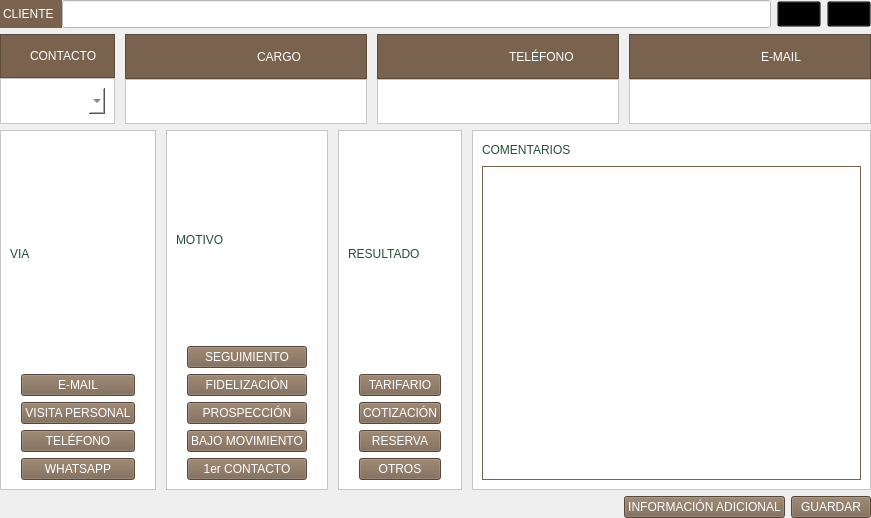
Qt form page_2.ui (altitude-solutions/Camino_Real_Desktop) before a commit.
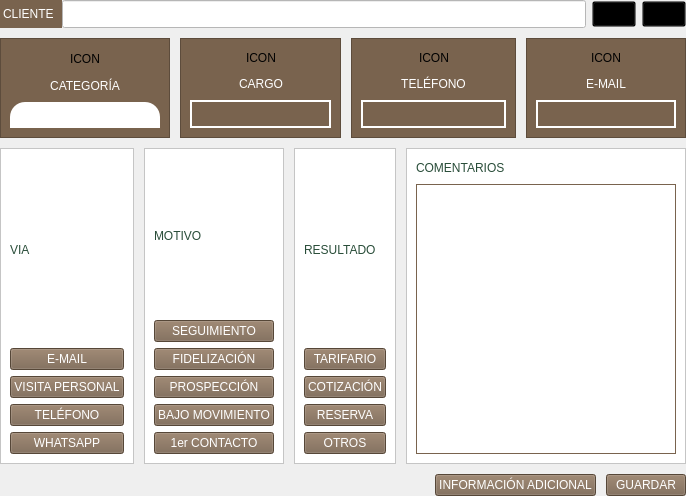
The same form after that commit.

What changed in the file:
```diff
--- a/page_2.ui
+++ b/page_2.ui
@@ -6,8 +6,8 @@
    <rect>
     <x>0</x>
     <y>0</y>
-    <width>871</width>
-    <height>518</height>
+    <width>686</width>
+    <height>496</height>
    </rect>
   </property>
   <property name="windowTitle">
@@ -16,9 +16,9 @@
   <property name="styleSheet">
    <string notr="true"/>
   </property>
-  <layout class="QVBoxLayout" name="verticalLayout">
+  <layout class="QVBoxLayout" name="verticalLayout_6">
    <property name="spacing">
-    <number>6</number>
+    <number>10</number>
    </property>
    <property name="leftMargin">
     <number>0</number>
@@ -104,314 +104,507 @@
     </layout>
    </item>
    <item>
-    <layout class="QHBoxLayout" name="horizontalLayout_15">
+    <layout class="QHBoxLayout" name="horizontalLayout_7">
      <property name="spacing">
       <number>10</number>
      </property>
      <item>
-      <layout class="QVBoxLayout" name="verticalLayout_6">
-       <property name="spacing">
-        <number>0</number>
+      <widget class="QFrame" name="frame_7">
+       <property name="styleSheet">
+        <string notr="true">background-color:#79634E;</string>
        </property>
-       <item>
-        <widget class="QFrame" name="frame_7">
-         <property name="styleSheet">
-          <string notr="true">background-color:#79634E;
-color:white;</string>
-         </property>
-         <property name="frameShape">
-          <enum>QFrame::StyledPanel</enum>
-         </property>
-         <property name="frameShadow">
-          <enum>QFrame::Raised</enum>
-         </property>
-         <layout class="QHBoxLayout" name="horizontalLayout_19">
-          <property name="spacing">
-           <number>5</number>
-          </property>
+       <property name="frameShape">
+        <enum>QFrame::StyledPanel</enum>
+       </property>
+       <property name="frameShadow">
+        <enum>QFrame::Raised</enum>
+       </property>
+       <layout class="QVBoxLayout" name="verticalLayout_11">
+        <item>
+         <layout class="QHBoxLayout" name="horizontalLayout_8">
+          <item>
+           <spacer name="horizontalSpacer_15">
+            <property name="orientation">
+             <enum>Qt::Horizontal</enum>
+            </property>
+            <property name="sizeHint" stdset="0">
+             <size>
+              <width>40</width>
+              <height>20</height>
+             </size>
+            </property>
+           </spacer>
+          </item>
           <item>
            <widget class="QLabel" name="icon_contacto">
-            <property name="styleSheet">
-             <string notr="true"/>
-            </property>
             <property name="text">
-             <string/>
+             <string>ICON</string>
             </property>
            </widget>
           </item>
           <item>
-           <widget class="QLabel" name="iconcontacto_2">
+           <spacer name="horizontalSpacer_16">
+            <property name="orientation">
+             <enum>Qt::Horizontal</enum>
+            </property>
+            <property name="sizeHint" stdset="0">
+             <size>
+              <width>40</width>
+              <height>20</height>
+             </size>
+            </property>
+           </spacer>
+          </item>
+         </layout>
+        </item>
+        <item>
+         <layout class="QHBoxLayout" name="horizontalLayout_9">
+          <item>
+           <spacer name="horizontalSpacer_17">
+            <property name="orientation">
+             <enum>Qt::Horizontal</enum>
+            </property>
+            <property name="sizeHint" stdset="0">
+             <size>
+              <width>40</width>
+              <height>20</height>
+             </size>
+            </property>
+           </spacer>
+          </item>
+          <item>
+           <widget class="QLabel" name="label_11">
             <property name="styleSheet">
              <string notr="true">font: 12pt &quot;MS Shell Dlg 2&quot;;
-color:white;
-padding:5px;</string>
+color:white;</string>
             </property>
             <property name="text">
-             <string>CONTACTO</string>
+             <string>CATEGORÍA</string>
             </property>
+            <property name="alignment">
+             <set>Qt::AlignCenter</set>
+            </property>
            </widget>
           </item>
-         </layout>
-        </widget>
-       </item>
-       <item>
-        <widget class="QFrame" name="frame_4">
-         <property name="styleSheet">
-          <string notr="true">background-color:white;</string>
-         </property>
-         <property name="frameShape">
-          <enum>QFrame::StyledPanel</enum>
-         </property>
-         <property name="frameShadow">
-          <enum>QFrame::Raised</enum>
-         </property>
-         <layout class="QHBoxLayout" name="horizontalLayout_16">
           <item>
-           <widget class="QComboBox" name="contacto_drop">
-            <property name="styleSheet">
-             <string notr="true">font: 12pt &quot;MS Shell Dlg 2&quot;;
-padding: 5px;
-border:0px  solid #79634E;
-color: #294D39;
+           <spacer name="horizontalSpacer_18">
+            <property name="orientation">
+             <enum>Qt::Horizontal</enum>
+            </property>
+            <property name="sizeHint" stdset="0">
+             <size>
+              <width>40</width>
+              <height>20</height>
+             </size>
+            </property>
+           </spacer>
+          </item>
+         </layout>
+        </item>
+        <item>
+         <widget class="QComboBox" name="contacto_drop">
+          <property name="styleSheet">
+           <string notr="true">QComboBox::hover {
+	background-color:white;
+	border-top-left-radius:15px;
+	border-top-right-radius:15px;
+	color: #294D39;
+	font: 12pt &quot;MS Shell Dlg 2&quot;;
+	padding:5px;	
+	min-height:1.8em;
+}
+
+QComboBox::focus {
+	background-color:white;
+	border-top-left-radius:15px;
+	border-top-right-radius:15px;
+	color: #294D39;
+	font: 12pt &quot;MS Shell Dlg 2&quot;;
+	padding:5px;	
+	min-height:1.8em;
+}
+
+QComboBox::drop-down  {
+	border:0px;
+}
+
+QComboBox{
+	background-color:white;
+	border-top-left-radius:15px;
+	border-top-right-radius:15px;
+	color: #294D39;
+	font: 12pt &quot;MS Shell Dlg 2&quot;;
+	padding:5px;	
+	min-height:1.8em;
+}
+
+QListView{
+	background-color:white;
+	color:#294D39;
+	font: 12pt &quot;MS Shell Dlg 2&quot;;
+	padding:5px;
+}
+
 </string>
-            </property>
-           </widget>
-          </item>
-         </layout>
-        </widget>
-       </item>
-      </layout>
+          </property>
+         </widget>
+        </item>
+       </layout>
+      </widget>
      </item>
      <item>
-      <layout class="QVBoxLayout" name="verticalLayout_11">
-       <property name="spacing">
-        <number>0</number>
+      <widget class="QFrame" name="frame_8">
+       <property name="styleSheet">
+        <string notr="true">background-color:#79634E;</string>
        </property>
-       <item>
-        <widget class="QFrame" name="frame_8">
-         <property name="styleSheet">
-          <string notr="true">background-color:#79634E;
-color:white;</string>
-         </property>
-         <property name="frameShape">
-          <enum>QFrame::StyledPanel</enum>
-         </property>
-         <property name="frameShadow">
-          <enum>QFrame::Raised</enum>
-         </property>
-         <layout class="QHBoxLayout" name="horizontalLayout_20">
-          <property name="spacing">
-           <number>5</number>
-          </property>
+       <property name="frameShape">
+        <enum>QFrame::StyledPanel</enum>
+       </property>
+       <property name="frameShadow">
+        <enum>QFrame::Raised</enum>
+       </property>
+       <layout class="QVBoxLayout" name="verticalLayout">
+        <item>
+         <layout class="QHBoxLayout" name="horizontalLayout_3">
+          <item>
+           <spacer name="horizontalSpacer_9">
+            <property name="orientation">
+             <enum>Qt::Horizontal</enum>
+            </property>
+            <property name="sizeHint" stdset="0">
+             <size>
+              <width>40</width>
+              <height>20</height>
+             </size>
+            </property>
+           </spacer>
+          </item>
           <item>
            <widget class="QLabel" name="icon_cargo">
             <property name="text">
-             <string/>
+             <string>ICON</string>
             </property>
            </widget>
           </item>
           <item>
-           <widget class="QLabel" name="iconcontacto_4">
+           <spacer name="horizontalSpacer_19">
+            <property name="orientation">
+             <enum>Qt::Horizontal</enum>
+            </property>
+            <property name="sizeHint" stdset="0">
+             <size>
+              <width>40</width>
+              <height>20</height>
+             </size>
+            </property>
+           </spacer>
+          </item>
+         </layout>
+        </item>
+        <item>
+         <layout class="QHBoxLayout" name="horizontalLayout_10">
+          <item>
+           <spacer name="horizontalSpacer_20">
+            <property name="orientation">
+             <enum>Qt::Horizontal</enum>
+            </property>
+            <property name="sizeHint" stdset="0">
+             <size>
+              <width>40</width>
+              <height>20</height>
+             </size>
+            </property>
+           </spacer>
+          </item>
+          <item>
+           <widget class="QLabel" name="label_2">
             <property name="styleSheet">
              <string notr="true">font: 12pt &quot;MS Shell Dlg 2&quot;;
-color:white;
-padding:5px;</string>
+color:white;</string>
             </property>
             <property name="text">
              <string>CARGO</string>
             </property>
-           </widget>
-          </item>
-         </layout>
-        </widget>
-       </item>
-       <item>
-        <widget class="QFrame" name="frame_9">
-         <property name="styleSheet">
-          <string notr="true">background-color:white;</string>
-         </property>
-         <property name="frameShape">
-          <enum>QFrame::StyledPanel</enum>
-         </property>
-         <property name="frameShadow">
-          <enum>QFrame::Raised</enum>
-         </property>
-         <layout class="QHBoxLayout" name="horizontalLayout_21">
-          <item>
-           <widget class="QLineEdit" name="cargo">
-            <property name="enabled">
-             <bool>false</bool>
-            </property>
-            <property name="styleSheet">
-             <string notr="true">min-height:1.8em;
-font: 12pt &quot;MS Shell Dlg 2&quot;;
-max-height:1.8em;
-border:0px;
-color: #294D39;</string>
-            </property>
             <property name="alignment">
              <set>Qt::AlignCenter</set>
             </property>
            </widget>
           </item>
+          <item>
+           <spacer name="horizontalSpacer_21">
+            <property name="orientation">
+             <enum>Qt::Horizontal</enum>
+            </property>
+            <property name="sizeHint" stdset="0">
+             <size>
+              <width>40</width>
+              <height>20</height>
+             </size>
+            </property>
+           </spacer>
+          </item>
          </layout>
-        </widget>
-       </item>
-      </layout>
+        </item>
+        <item>
+         <widget class="QLabel" name="cargo">
+          <property name="styleSheet">
+           <string notr="true">background-color:#79634E;
+border: 2px solid white;
+border-radius:15px;
+color:white;
+font: 12pt &quot;MS Shell Dlg 2&quot;;
+padding:5px;
+min-height:1.8em;
+
+
+</string>
+          </property>
+          <property name="text">
+           <string/>
+          </property>
+          <property name="alignment">
+           <set>Qt::AlignCenter</set>
+          </property>
+         </widget>
+        </item>
+       </layout>
+      </widget>
      </item>
      <item>
-      <layout class="QVBoxLayout" name="verticalLayout_12">
-       <property name="spacing">
-        <number>0</number>
+      <widget class="QFrame" name="frame_11">
+       <property name="styleSheet">
+        <string notr="true">background-color:#79634E;</string>
        </property>
-       <item>
-        <widget class="QFrame" name="frame_10">
-         <property name="styleSheet">
-          <string notr="true">background-color:#79634E;
-color:white;</string>
-         </property>
-         <property name="frameShape">
-          <enum>QFrame::StyledPanel</enum>
-         </property>
-         <property name="frameShadow">
-          <enum>QFrame::Raised</enum>
-         </property>
-         <layout class="QHBoxLayout" name="horizontalLayout_25">
-          <property name="spacing">
-           <number>5</number>
-          </property>
+       <property name="frameShape">
+        <enum>QFrame::StyledPanel</enum>
+       </property>
+       <property name="frameShadow">
+        <enum>QFrame::Raised</enum>
+       </property>
+       <layout class="QVBoxLayout" name="verticalLayout_12">
+        <item>
+         <layout class="QHBoxLayout" name="horizontalLayout_19">
+          <item>
+           <spacer name="horizontalSpacer_22">
+            <property name="orientation">
+             <enum>Qt::Horizontal</enum>
+            </property>
+            <property name="sizeHint" stdset="0">
+             <size>
+              <width>40</width>
+              <height>20</height>
+             </size>
+            </property>
+           </spacer>
+          </item>
           <item>
            <widget class="QLabel" name="icon_telefono">
             <property name="text">
-             <string/>
+             <string>ICON</string>
             </property>
            </widget>
           </item>
           <item>
-           <widget class="QLabel" name="iconcontacto_5">
+           <spacer name="horizontalSpacer_23">
+            <property name="orientation">
+             <enum>Qt::Horizontal</enum>
+            </property>
+            <property name="sizeHint" stdset="0">
+             <size>
+              <width>40</width>
+              <height>20</height>
+             </size>
+            </property>
+           </spacer>
+          </item>
+         </layout>
+        </item>
+        <item>
+         <layout class="QHBoxLayout" name="horizontalLayout_25">
+          <item>
+           <spacer name="horizontalSpacer_24">
+            <property name="orientation">
+             <enum>Qt::Horizontal</enum>
+            </property>
+            <property name="sizeHint" stdset="0">
+             <size>
+              <width>40</width>
+              <height>20</height>
+             </size>
+            </property>
+           </spacer>
+          </item>
+          <item>
+           <widget class="QLabel" name="label_3">
             <property name="styleSheet">
              <string notr="true">font: 12pt &quot;MS Shell Dlg 2&quot;;
-color:white;
-padding:5px;</string>
+color:white;</string>
             </property>
             <property name="text">
              <string>TELÉFONO</string>
             </property>
+            <property name="alignment">
+             <set>Qt::AlignCenter</set>
+            </property>
            </widget>
           </item>
+          <item>
+           <spacer name="horizontalSpacer_25">
+            <property name="orientation">
+             <enum>Qt::Horizontal</enum>
+            </property>
+            <property name="sizeHint" stdset="0">
+             <size>
+              <width>40</width>
+              <height>20</height>
+             </size>
+            </property>
+           </spacer>
+          </item>
          </layout>
-        </widget>
-       </item>
-       <item>
-        <widget class="QFrame" name="frame_11">
-         <property name="styleSheet">
-          <string notr="true">background-color:white;</string>
-         </property>
-         <property name="frameShape">
-          <enum>QFrame::StyledPanel</enum>
-         </property>
-         <property name="frameShadow">
-          <enum>QFrame::Raised</enum>
-         </property>
+        </item>
+        <item>
+         <widget class="QLabel" name="telefono">
+          <property name="styleSheet">
+           <string notr="true">background-color:#79634E;
+border: 2px solid white;
+border-radius:15px;
+color:white;
+font: 12pt &quot;MS Shell Dlg 2&quot;;
+padding:5px;
+min-height:1.8em;
+
+
+</string>
+          </property>
+          <property name="text">
+           <string/>
+          </property>
+          <property name="alignment">
+           <set>Qt::AlignCenter</set>
+          </property>
+         </widget>
+        </item>
+       </layout>
+      </widget>
+     </item>
+     <item>
+      <widget class="QFrame" name="frame_10">
+       <property name="styleSheet">
+        <string notr="true">background-color:#79634E;</string>
+       </property>
+       <property name="frameShape">
+        <enum>QFrame::StyledPanel</enum>
+       </property>
+       <property name="frameShadow">
+        <enum>QFrame::Raised</enum>
+       </property>
+       <layout class="QVBoxLayout" name="verticalLayout_13">
+        <item>
          <layout class="QHBoxLayout" name="horizontalLayout_26">
           <item>
-           <widget class="QLineEdit" name="telefono">
-            <property name="enabled">
-             <bool>false</bool>
+           <spacer name="horizontalSpacer_26">
+            <property name="orientation">
+             <enum>Qt::Horizontal</enum>
             </property>
-            <property name="styleSheet">
-             <string notr="true">min-height:1.8em;
-font: 12pt &quot;MS Shell Dlg 2&quot;;
-max-height:1.8em;
-border:0px;
-color: #294D39;</string>
+            <property name="sizeHint" stdset="0">
+             <size>
+              <width>40</width>
+              <height>20</height>
+             </size>
             </property>
-            <property name="alignment">
-             <set>Qt::AlignCenter</set>
-            </property>
-           </widget>
+           </spacer>
           </item>
-         </layout>
-        </widget>
-       </item>
-      </layout>
-     </item>
-     <item>
-      <layout class="QVBoxLayout" name="verticalLayout_7">
-       <property name="spacing">
-        <number>0</number>
-       </property>
-       <item>
-        <widget class="QFrame" name="frame_12">
-         <property name="styleSheet">
-          <string notr="true">background-color:#79634E;
-color:white;</string>
-         </property>
-         <property name="frameShape">
-          <enum>QFrame::StyledPanel</enum>
-         </property>
-         <property name="frameShadow">
-          <enum>QFrame::Raised</enum>
-         </property>
-         <layout class="QHBoxLayout" name="horizontalLayout_27">
-          <property name="spacing">
-           <number>5</number>
-          </property>
           <item>
            <widget class="QLabel" name="icon_email">
             <property name="text">
-             <string/>
+             <string>ICON</string>
             </property>
            </widget>
           </item>
           <item>
-           <widget class="QLabel" name="iconcontacto_6">
+           <spacer name="horizontalSpacer_27">
+            <property name="orientation">
+             <enum>Qt::Horizontal</enum>
+            </property>
+            <property name="sizeHint" stdset="0">
+             <size>
+              <width>40</width>
+              <height>20</height>
+             </size>
+            </property>
+           </spacer>
+          </item>
+         </layout>
+        </item>
+        <item>
+         <layout class="QHBoxLayout" name="horizontalLayout_27">
+          <item>
+           <spacer name="horizontalSpacer_28">
+            <property name="orientation">
+             <enum>Qt::Horizontal</enum>
+            </property>
+            <property name="sizeHint" stdset="0">
+             <size>
+              <width>40</width>
+              <height>20</height>
+             </size>
+            </property>
+           </spacer>
+          </item>
+          <item>
+           <widget class="QLabel" name="label_4">
             <property name="styleSheet">
              <string notr="true">font: 12pt &quot;MS Shell Dlg 2&quot;;
-color:white;
-padding:5px;</string>
+color:white;</string>
             </property>
             <property name="text">
              <string>E-MAIL</string>
             </property>
-           </widget>
-          </item>
-         </layout>
-        </widget>
-       </item>
-       <item>
-        <widget class="QFrame" name="frame_13">
-         <property name="styleSheet">
-          <string notr="true">background-color:white;</string>
-         </property>
-         <property name="frameShape">
-          <enum>QFrame::StyledPanel</enum>
-         </property>
-         <property name="frameShadow">
-          <enum>QFrame::Raised</enum>
-         </property>
-         <layout class="QHBoxLayout" name="horizontalLayout_28">
-          <item>
-           <widget class="QLineEdit" name="mail">
-            <property name="enabled">
-             <bool>false</bool>
-            </property>
-            <property name="styleSheet">
-             <string notr="true">min-height:1.8em;
-font: 12pt &quot;MS Shell Dlg 2&quot;;
-max-height:1.8em;
-border:0px;
-color: #294D39;</string>
-            </property>
             <property name="alignment">
              <set>Qt::AlignCenter</set>
             </property>
            </widget>
           </item>
+          <item>
+           <spacer name="horizontalSpacer_29">
+            <property name="orientation">
+             <enum>Qt::Horizontal</enum>
+            </property>
+            <property name="sizeHint" stdset="0">
+             <size>
+              <width>40</width>
+              <height>20</height>
+             </size>
+            </property>
+           </spacer>
+          </item>
          </layout>
-        </widget>
-       </item>
-      </layout>
+        </item>
+        <item>
+         <widget class="QLabel" name="mail">
+          <property name="styleSheet">
+           <string notr="true">background-color:#79634E;
+border: 2px solid white;
+border-radius:15px;
+color:white;
+font: 12pt &quot;MS Shell Dlg 2&quot;;
+padding:5px;
+min-height:1.8em;
+
+
+</string>
+          </property>
+          <property name="text">
+           <string/>
+          </property>
+          <property name="alignment">
+           <set>Qt::AlignCenter</set>
+          </property>
+         </widget>
+        </item>
+       </layout>
+      </widget>
      </item>
     </layout>
    </item>
```
